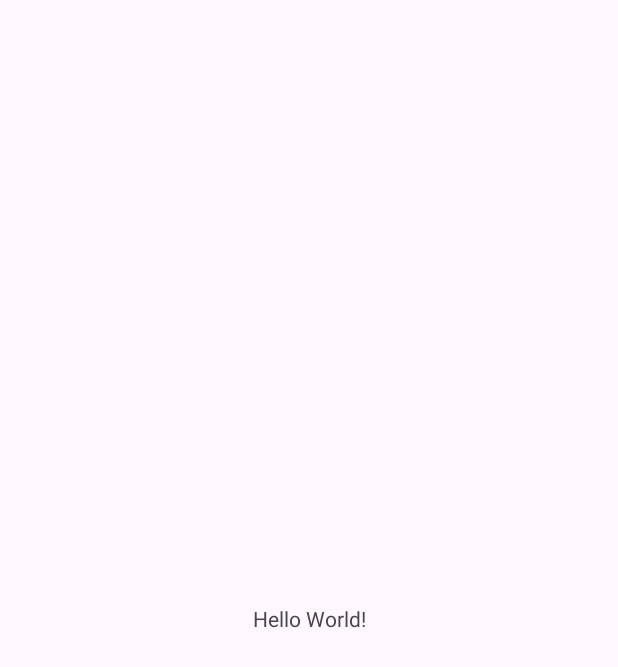
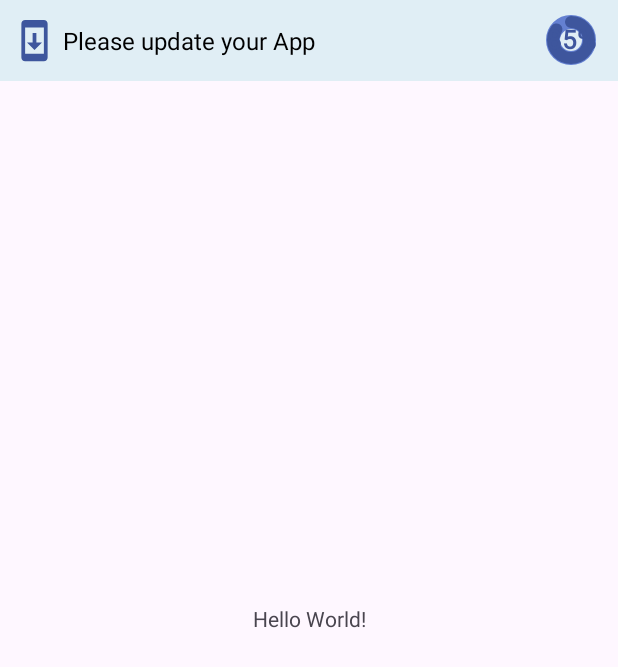
Before and after one commit to riteshp45/In-App-Update-Library, an Android app: the screen it shows after launch (MainActivity), on a phone screen of 412 x 824 dp. Before the commit the part shown is almost empty. Shown: the top 667 px of the screen. Run offline under Robolectric (Android 15) with nearby library versions, the phone set to English and light mode, and no system bars.

Commit message:
Optimize Code: Make it dynamic progress bar.

```diff
--- a/In-App Update Library/src/main/java/com/example/in_appupdatelibrary/circularprogress/CircularProgressBar.kt
+++ b/In-App Update Library/src/main/java/com/example/in_appupdatelibrary/circularprogress/CircularProgressBar.kt
@@ -7,11 +7,13 @@ import android.graphics.Paint
 import android.graphics.RectF
 import android.util.AttributeSet
 import android.view.View
+import com.example.in_appupdatelibrary.R
 
 class CircularProgressBar @JvmOverloads constructor(
     context: Context,
-    attrs: AttributeSet? = null,
-): View(context, attrs){
+    attrs: AttributeSet? = null
+) : View(context, attrs) {
+
     private val backgroundPaint = Paint().apply {
         color = Color.LTGRAY
         strokeWidth = 16f
@@ -38,6 +40,24 @@ class CircularProgressBar @JvmOverloads constructor(
     private var progress = 0
     private var max = 100
 
+    init {
+        context.theme.obtainStyledAttributes(
+            attrs,
+            R.styleable.CircularProgressBar,
+            0, 0
+        ).apply {
+            try {
+                progressPaint.color = getColor(R.styleable.CircularProgressBar_progressColor, Color.BLUE)
+                backgroundPaint.color = getColor(R.styleable.CircularProgressBar_backgroundColor, Color.LTGRAY)
+                textPaint.textSize = getDimension(R.styleable.CircularProgressBar_textSize, 20f)
+                progressPaint.strokeWidth = getDimension(R.styleable.CircularProgressBar_progressStrokeWidth, 14f)
+                backgroundPaint.strokeWidth = getDimension(R.styleable.CircularProgressBar_backgroundStrokeWidth, 16f)
+            } finally {
+                recycle()
+            }
+        }
+    }
+
     override fun onDraw(canvas: Canvas) {
         super.onDraw(canvas)
 
@@ -53,20 +73,19 @@ class CircularProgressBar @JvmOverloads constructor(
             (centerY + radius)
         )
 
-        // Background arc
+        // Draw background arc
         canvas.drawArc(rectF, 0f, 360f, false, backgroundPaint)
 
-        // Progress arc
+        // Draw progress arc
         val sweepAngle = 360f * progress / max
         canvas.drawArc(rectF, -90f, sweepAngle, false, progressPaint)
 
-        // Progress text
+        // Draw text
         val text = "$progress%"
         val fm = textPaint.fontMetrics
         val baseline = centerY - (fm.ascent + fm.descent) / 2
         canvas.drawText(text, centerX.toFloat(), baseline, textPaint)
     }
-
 
     fun setProgress(value: Int) {
         progress = value.coerceIn(0, max)
@@ -78,4 +97,25 @@ class CircularProgressBar @JvmOverloads constructor(
         invalidate()
     }
 
+    fun setProgressColor(color: Int) {
+        progressPaint.color = color
+        textPaint.color = color
+        invalidate()
+    }
+
+    fun setBackgroundColorDynamic(color: Int) {
+        backgroundPaint.color = color
+        invalidate()
+    }
+
+    fun setStrokeWidth(backgroundStroke: Float, progressStroke: Float) {
+        backgroundPaint.strokeWidth = backgroundStroke
+        progressPaint.strokeWidth = progressStroke
+        invalidate()
+    }
+
+    fun setTextSize(sizeInPx: Float) {
+        textPaint.textSize = sizeInPx
+        invalidate()
+    }
 }
--- a/In-App Update Library/src/main/java/com/example/in_appupdatelibrary/helper/AppUpdateLayoutHelper.kt
+++ b/In-App Update Library/src/main/java/com/example/in_appupdatelibrary/helper/AppUpdateLayoutHelper.kt
@@ -2,28 +2,41 @@ package com.example.inappupdatedownloadingui.helper
 
 import android.app.Activity
 import android.view.View
+import android.widget.ImageView
 import android.widget.RelativeLayout
+import android.widget.TextView
 import com.example.in_appupdatelibrary.R
 import com.example.inappupdatedownloadingui.circularprogress.CircularProgressBar
 
 class AppUpdateLayoutHelper(activity: Activity) {
+
     private val updateLayout: View = activity.findViewById(R.id.layout_update_bar)
     private val statusContainer: RelativeLayout = updateLayout.findViewById(R.id.updateIcon)
+    private val updateText: TextView = updateLayout.findViewById(R.id.updateText)
+    private val updateIconImage: ImageView = updateLayout.findViewById(R.id.updateIconImage)
     private val restartButton: RelativeLayout = updateLayout.findViewById(R.id.restart_button)
-    private var circularProgressBar = updateLayout.findViewById<CircularProgressBar>(R.id.circularProgressBar)
+    private val circularProgressBar: CircularProgressBar =
+        updateLayout.findViewById(R.id.circularProgressBar)
 
+    /**
+     * Display the progress UI with percentage text while downloading the update.
+     */
     fun showDownloading(bytesDownloaded: Long, totalBytesToDownload: Long) {
         updateLayout.visibility = View.VISIBLE
         if (totalBytesToDownload > 0) {
             val progress = ((bytesDownloaded * 100) / totalBytesToDownload).toInt()
+            circularProgressBar.setMax(100)
             circularProgressBar.setProgress(progress)
-            circularProgressBar.setMax(100)
         }
+
         circularProgressBar.visibility = View.VISIBLE
         restartButton.visibility = View.GONE
         statusContainer.setOnClickListener(null)
     }
 
+    /**
+     * Show the restart UI once update is downloaded and installed.
+     */
     fun showRestartApp(onRestartClick: () -> Unit) {
         updateLayout.visibility = View.VISIBLE
         circularProgressBar.visibility = View.GONE
@@ -31,7 +44,38 @@ class AppUpdateLayoutHelper(activity: Activity) {
         restartButton.setOnClickListener { onRestartClick() }
     }
 
+    /**
+     * Hide the entire update layout.
+     */
     fun hide() {
         updateLayout.visibility = View.GONE
     }
+
+    /**
+     * Dynamically configure appearance of the progress bar.
+     * Call this once before using `showDownloading()`.
+     */
+    fun configureProgressBar(
+        updateIconResId: Int?,
+        updateTextValue: String,
+        progressColor: Int,
+        backgroundColor: Int,
+        textSize: Float,
+        progressStrokeWidth: Float,
+        backgroundStrokeWidth: Float
+    ) {
+        circularProgressBar.setProgressColor(progressColor)
+        circularProgressBar.setBackgroundColorDynamic(backgroundColor)
+        circularProgressBar.setTextSize(textSize)
+        circularProgressBar.setStrokeWidth(backgroundStrokeWidth, progressStrokeWidth)
+
+        updateText.text = updateTextValue
+
+        updateIconResId?.let {
+            updateIconImage.setImageResource(it)
+            updateIconImage.visibility = View.VISIBLE
+        }
+    }
+
+
 }
--- a/In-App Update Library/src/main/res/drawable/ic_app_update.xml
+++ b/In-App Update Library/src/main/res/drawable/ic_app_update.xml
@@ -2,6 +2,6 @@
     android:viewportHeight="24.0" android:viewportWidth="24.0"
     android:width="24dp" xmlns:android="http://schemas.android.com/apk/res/android">
     <path
-        android:fillColor="?android:attr/colorPrimary"
+        android:fillColor="@color/colorPrimary"
         android:pathData="M17,1.01L7,1c-1.1,0 -2,0.9 -2,2v18c0,1.1 0.9,2 2,2h10c1.1,0 2,-0.9 2,-2L19,3c0,-1.1 -0.9,-1.99 -2,-1.99zM17,19L7,19L7,5h10v14zM16,13h-3L13,8h-2v5L8,13l4,4 4,-4z"/>
 </vector>
--- a/In-App Update Library/src/main/res/layout/layout_app_downloading_progress.xml
+++ b/In-App Update Library/src/main/res/layout/layout_app_downloading_progress.xml
@@ -14,22 +14,20 @@
         android:orientation="horizontal">
 
         <ImageView
-            android:layout_width="30dp"
-            android:layout_height="30dp"
-            android:layout_gravity="center_vertical"
-            android:background="@drawable/ic_app_update"
-            android:backgroundTint="@color/colorPrimary"/>
+            android:id="@+id/updateIconImage"
+            android:layout_width="@dimen/margin_30"
+            android:layout_height="@dimen/margin_30"
+            android:layout_gravity="center_vertical" />
 
         <TextView
             android:id="@+id/updateText"
             android:layout_width="0dp"
             android:layout_height="wrap_content"
+            android:layout_gravity="center_vertical"
+            android:layout_marginHorizontal="@dimen/margin_4"
             android:layout_weight="1"
+            android:ellipsize="end"
             android:maxLines="1"
-            android:ellipsize="end"
-            android:layout_marginHorizontal="@dimen/margin_4"
-            android:layout_gravity="center_vertical"
-            android:text="@string/app_downloading_state"
             android:textColor="#000"
             android:textSize="16sp" />
 
@@ -37,27 +35,27 @@
             android:id="@+id/updateIcon"
             android:layout_width="wrap_content"
             android:layout_height="wrap_content"
-            android:padding="@dimen/margin_6"
-            android:layout_gravity="center_vertical">
+            android:layout_gravity="center_vertical"
+            android:padding="@dimen/margin_6">
 
             <RelativeLayout
                 android:id="@+id/restart_button"
                 android:layout_width="wrap_content"
                 android:layout_height="wrap_content"
                 android:layout_centerInParent="true"
+                android:background="@drawable/bg_rounded_white"
+                android:backgroundTint="@color/colorPrimary"
                 android:paddingHorizontal="@dimen/margin_16"
                 android:paddingVertical="@dimen/margin_4"
-                android:background="@drawable/bg_rounded_white"
-                android:backgroundTint="@color/colorPrimary"
                 android:visibility="gone">
 
                 <TextView
                     android:layout_width="wrap_content"
                     android:layout_height="wrap_content"
                     android:layout_centerInParent="true"
-                    android:text="Restart"
+                    android:text="@string/restart"
                     android:textColor="@color/white"
-                    android:textSize="12sp"
+                    android:textSize="@dimen/text_size_12"
                     android:textStyle="bold" />
 
             </RelativeLayout>
@@ -66,10 +64,8 @@
                 android:id="@+id/circularProgressBar"
                 android:layout_width="34dp"
                 android:layout_height="34dp"
-                android:visibility="visible"
-                android:layout_centerInParent="true"/>
-
-
+                android:layout_centerInParent="true"
+                android:visibility="visible" />
 
         </RelativeLayout>
 
--- /dev/null
+++ b/In-App Update Library/src/main/res/values/attrs.xml
@@ -0,0 +1,12 @@
+<?xml version="1.0" encoding="utf-8"?>
+<resources>
+
+    <declare-styleable name="CircularProgressBar">
+        <attr name="progressColor" format="color"/>
+        <attr name="backgroundColor" format="color"/>
+        <attr name="textSize" format="dimension"/>
+        <attr name="progressStrokeWidth" format="dimension"/>
+        <attr name="backgroundStrokeWidth" format="dimension"/>
+    </declare-styleable>
+
+</resources>
--- a/In-App Update Library/src/main/res/values/dimens.xml
+++ b/In-App Update Library/src/main/res/values/dimens.xml
@@ -4,4 +4,9 @@
     <dimen name="margin_6">6dp</dimen>
     <dimen name="margin_4">4dp</dimen>
     <dimen name="margin_16">16dp</dimen>
+    <dimen name="margin_30">30dp</dimen>
+
+
+    <dimen name="text_size_12">12sp</dimen>
+    <dimen name="text_size_10">10sp</dimen>
 </resources>
--- a/In-App Update Library/src/main/res/values/strings.xml
+++ b/In-App Update Library/src/main/res/values/strings.xml
@@ -1,5 +1,5 @@
 <?xml version="1.0" encoding="utf-8"?>
-<!DOCTYPE resources [<!ENTITY appname "Sangam Mobile CRM">]>
 <resources>
-    <string name="app_downloading_state">Update your &appname;</string>
+    <string name="app_downloading_state">Update Your App</string>
+    <string name="restart">Restart</string>
 </resources>
--- a/app/build.gradle.kts
+++ b/app/build.gradle.kts
@@ -47,4 +47,5 @@ dependencies {
     androidTestImplementation(libs.androidx.espresso.core)
 
     implementation(project(":In-App Update Library"))
+//    implementation("com.github.riteshp45:In-App-Update-Library:1.0.0")
 }
--- a/app/src/main/java/com/example/in_applibrary/MainActivity.kt
+++ b/app/src/main/java/com/example/in_applibrary/MainActivity.kt
@@ -1,11 +1,18 @@
 package com.example.in_applibrary
 
+import android.graphics.Color
 import android.os.Bundle
+import android.os.Handler
+import android.os.Looper
+import android.util.Log
+import android.widget.Toast
 import androidx.activity.enableEdgeToEdge
 import androidx.appcompat.app.AppCompatActivity
+import androidx.core.content.ContextCompat
 import androidx.core.view.ViewCompat
 import androidx.core.view.WindowInsetsCompat
 import com.example.inappupdatedownloadingui.helper.AppUpdateLayoutHelper
+
 
 class MainActivity : AppCompatActivity() {
 
@@ -20,5 +27,43 @@ class MainActivity : AppCompatActivity() {
             v.setPadding(systemBars.left, systemBars.top, systemBars.right, systemBars.bottom)
             insets
         }
+
+        // Initialize the AppUpdateLayoutHelper first
+        appUpdateLayoutHelper = AppUpdateLayoutHelper(this)
+
+        appUpdateLayoutHelper.configureProgressBar(
+            com.example.in_appupdatelibrary.R.drawable.ic_app_update,
+            "Please update your App",
+            ContextCompat.getColor(this, com.example.in_appupdatelibrary.R.color.colorPrimary),
+            ContextCompat.getColor(this, com.example.in_appupdatelibrary.R.color.colorAccent),
+            26f,
+            12f,
+            14f
+        )
+        // Start the download simulation
+        simulateDownloadProgress(appUpdateLayoutHelper)
+
+    }
+
+    private fun simulateDownloadProgress(updateLayoutHelper: AppUpdateLayoutHelper) {
+        val handler = Handler(Looper.getMainLooper())
+        val totalBytes = 100L
+        var downloadedBytes = 0L // Using a var instead of an array
+
+        handler.postDelayed(object : Runnable {
+            override fun run() {
+                downloadedBytes += 5
+                updateLayoutHelper.showDownloading(downloadedBytes, totalBytes)
+
+                if (downloadedBytes < totalBytes) {
+                    handler.postDelayed(this, 500)
+                } else {
+                    updateLayoutHelper.showRestartApp {
+                        updateLayoutHelper.hide()
+                        null
+                    }
+                }
+            }
+        }, 500)
     }
 }
--- a/app/src/main/res/layout/activity_main.xml
+++ b/app/src/main/res/layout/activity_main.xml
@@ -16,4 +16,12 @@
         app:layout_constraintStart_toStartOf="parent"
         app:layout_constraintTop_toTopOf="parent" />
 
+    <include
+        layout="@layout/layout_app_downloading_progress"
+        android:id="@+id/layout_update_bar"
+        android:layout_width="match_parent"
+        android:layout_height="wrap_content"
+        android:layout_gravity="bottom"
+        android:visibility="gone" />
+
 </androidx.constraintlayout.widget.ConstraintLayout>
```
